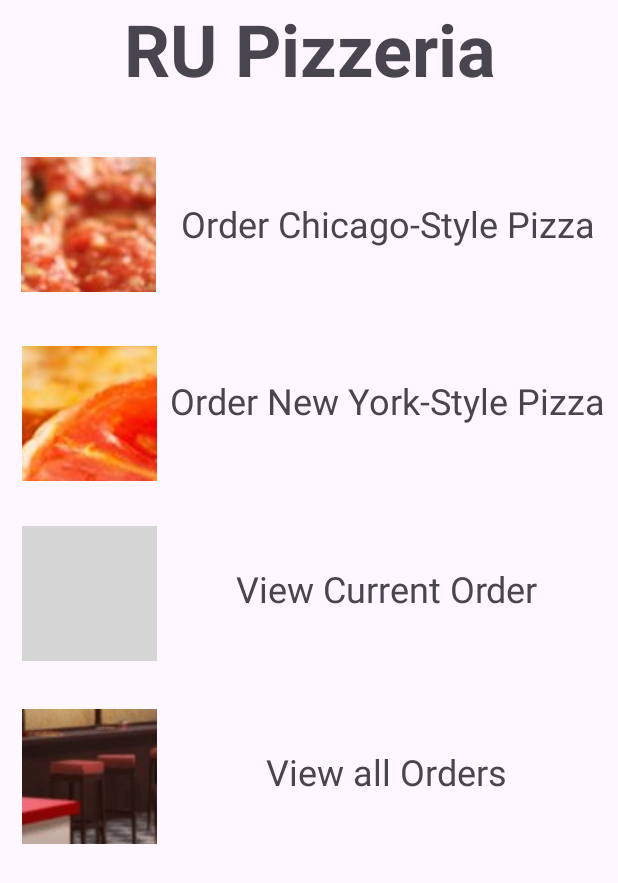
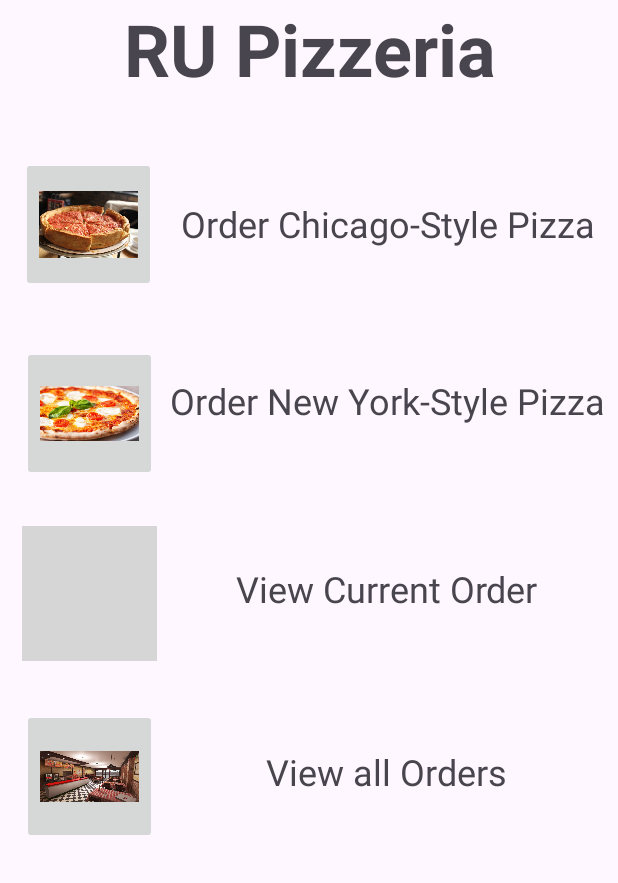
Before and after one commit to JasmineJustin7/PizzaOrderingApp, an Android app: the screen it shows after launch (MainActivity), on a phone screen of 412 x 824 dp. Shown: the top 883 px of the screen. Run offline under Robolectric (Android 15) with nearby library versions, the phone set to English and light mode, and no system bars; Roboto replaces fonts that are not available here; grey boxes are pictures that could not be loaded.

Commit message:
centered imagebuttons in main view

```diff
--- a/app/src/main/res/layout/activity_main.xml
+++ b/app/src/main/res/layout/activity_main.xml
@@ -36,7 +36,9 @@
             android:layout_width="90dp"
             android:layout_height="90dp"
             android:layout_marginTop="12dp"
-            app:srcCompat="@drawable/chicagopizzaimage" />
+            app:srcCompat="@drawable/chicagopizzaimage"
+            android:scaleType="fitCenter"
+            />
 
         <TextView
             android:id="@+id/textView"
@@ -65,7 +67,8 @@
             android:id="@+id/NYStyleIcon"
             android:layout_width="90dp"
             android:layout_height="90dp"
-            app:srcCompat="@drawable/newyorkstylepizza" />
+            app:srcCompat="@drawable/newyorkstylepizza"
+            android:scaleType="fitCenter"/>
 
         <TextView
             android:id="@+id/textView2"
@@ -94,7 +97,8 @@
             android:id="@+id/currentOrderIcon"
             android:layout_width="90dp"
             android:layout_height="90dp"
-            app:srcCompat="@drawable/shoppingcart" />
+            app:srcCompat="@drawable/shoppingcart"
+            android:scaleType="fitCenter"/>
 
         <TextView
             android:id="@+id/textView3"
@@ -122,7 +126,8 @@
             android:id="@+id/ordersIcon"
             android:layout_width="90dp"
             android:layout_height="90dp"
-            app:srcCompat="@drawable/ordersplacedpizzeria" />
+            app:srcCompat="@drawable/ordersplacedpizzeria"
+            android:scaleType="fitCenter"/>
 
         <TextView
             android:id="@+id/textView4"
```
